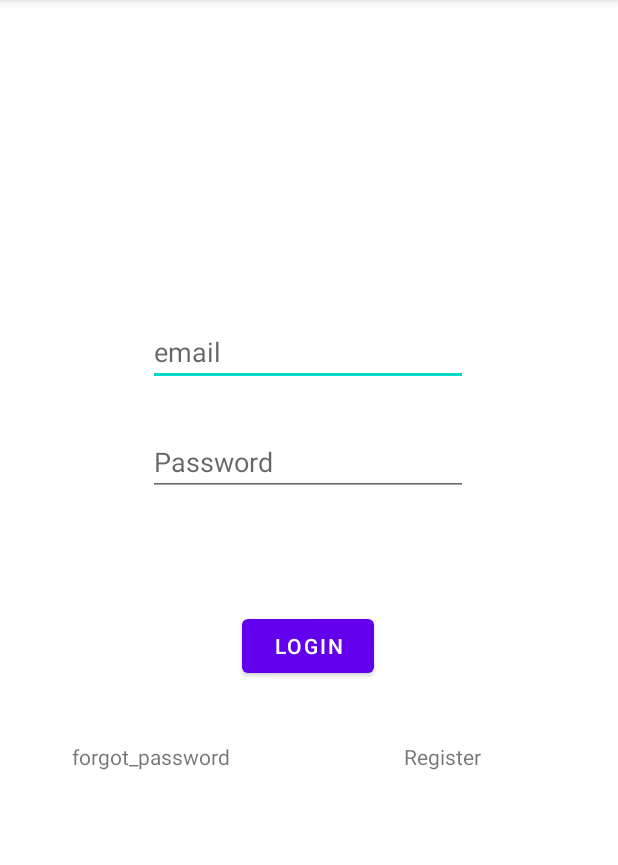
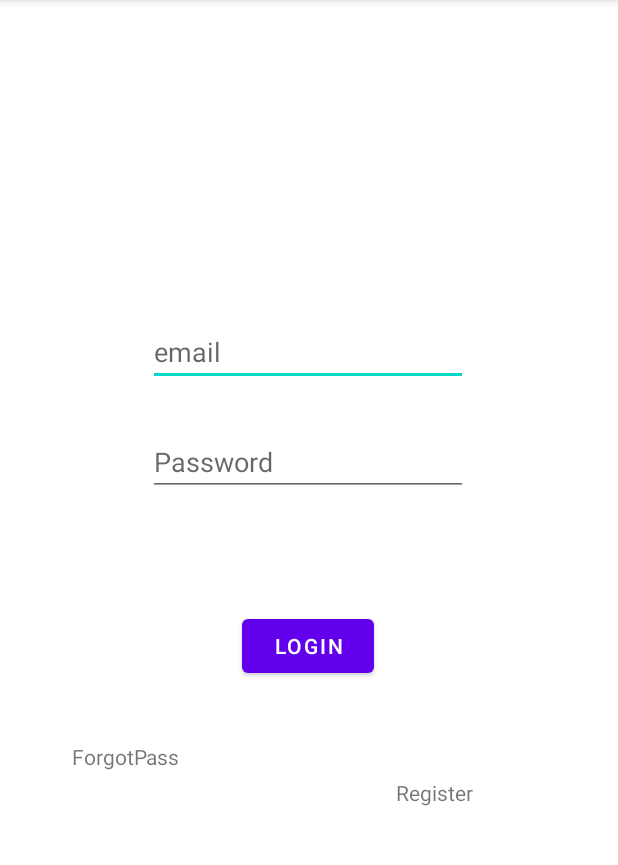
Before and after one commit to nedelchr/viaNatureRepo, an Android app: the LoginUser screen opened directly, with no data from a screen before it, on a phone screen of 412 x 824 dp, the part 84-949 px from its top. Run offline under Robolectric (Android 15) with nearby library versions, the phone set to English and light mode, and no system bars.

```diff
--- a/app/build.gradle
+++ b/app/build.gradle
@@ -34,6 +34,7 @@
     implementation 'androidx.appcompat:appcompat:1.2.0'
     implementation 'com.google.android.material:material:1.3.0'
     implementation 'androidx.constraintlayout:constraintlayout:2.0.4'
+    implementation 'com.google.firebase:firebase-auth:20.0.3'
     testImplementation 'junit:junit:4.+'
     androidTestImplementation 'androidx.test.ext:junit:1.1.2'
     androidTestImplementation 'androidx.test.espresso:espresso-core:3.3.0'
--- a/app/src/main/res/layout/activity_login_user.xml
+++ b/app/src/main/res/layout/activity_login_user.xml
@@ -52,7 +52,7 @@
         android:layout_marginStart="48dp"
         android:layout_marginLeft="48dp"
         android:layout_marginTop="40dp"
-        android:text="@string/forgot_password"
+        android:text="@string/forgotpass"
         app:layout_constraintStart_toStartOf="parent"
         app:layout_constraintTop_toBottomOf="@+id/signIn" />
 
@@ -60,8 +60,9 @@
         android:id="@+id/register"
         android:layout_width="wrap_content"
         android:layout_height="wrap_content"
-        android:layout_marginStart="116dp"
-        android:layout_marginLeft="116dp"
+        android:layout_marginStart="144dp"
+        android:layout_marginLeft="144dp"
+        android:layout_marginTop="24dp"
         android:text="@string/register"
         app:layout_constraintStart_toEndOf="@+id/forgotPassword"
         app:layout_constraintTop_toTopOf="@+id/forgotPassword" />
--- a/app/src/main/res/values/strings.xml
+++ b/app/src/main/res/values/strings.xml
@@ -6,6 +6,7 @@
     <string name="full_name">Full Name</string>
     <string name="email_address">email</string>
     <string name="login">login</string>
-    <string name="forgot_password">forgot_password</string>
+    <string name="forgot_password" />
+    <string name="forgotpass">ForgotPass</string>
 
 </resources>
```
Also changed, not shown: app/src/main/java/com/example/vianature/RegisterUser.java (+81 -1 lines), app/src/main/res/layout/activity_register_user.xml (+13 -11 lines).
